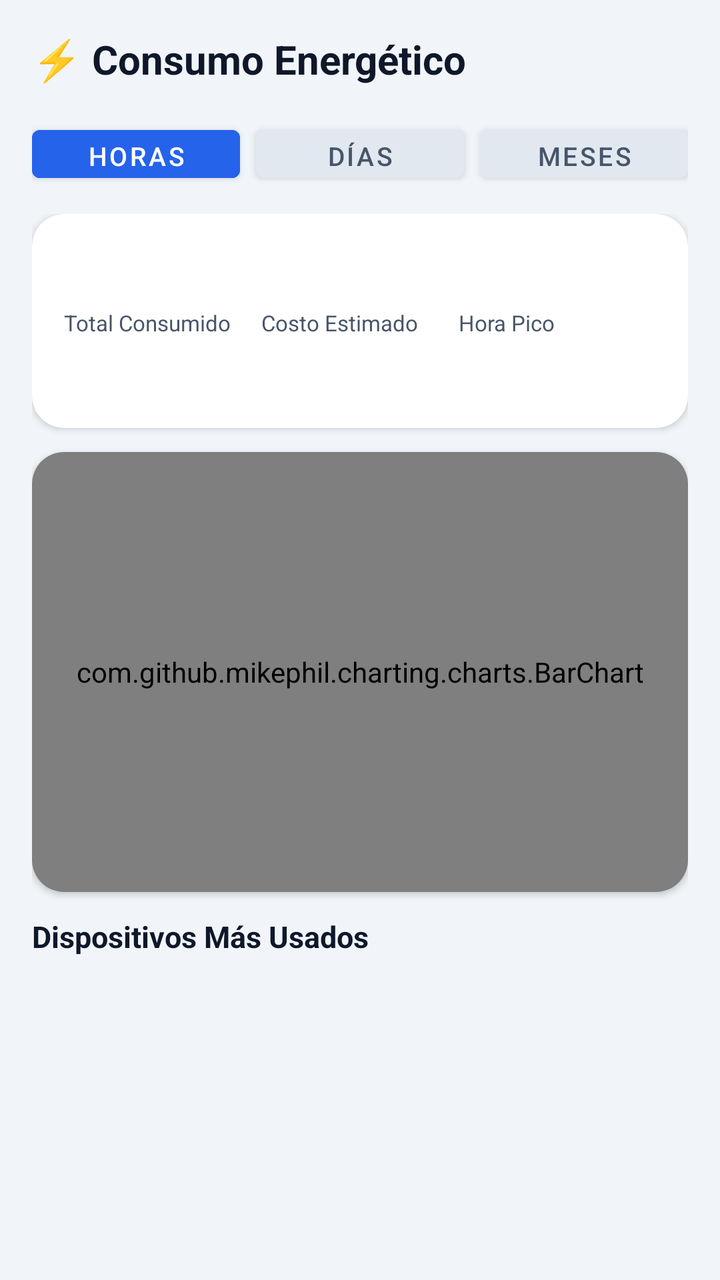
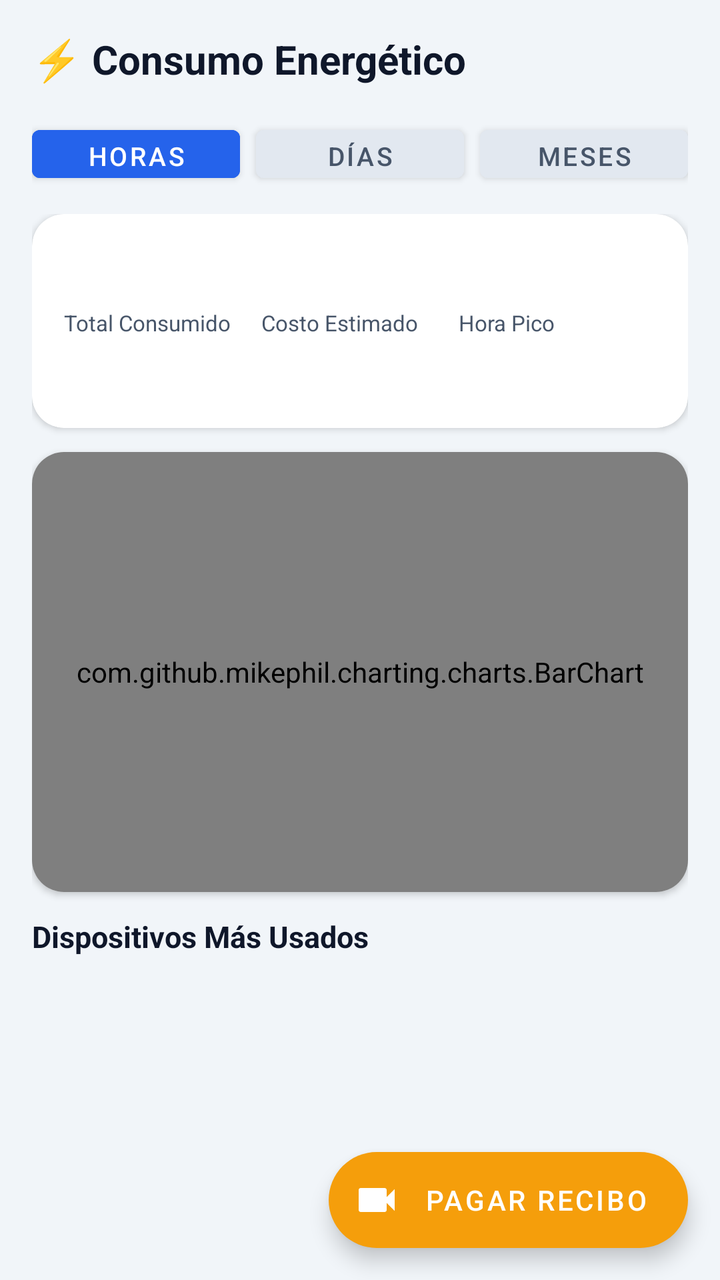

An Android layout rendered at two revisions. The XML below is the earlier revision; the diff shows what the commit changed to produce the second picture.
<!-- AndroidManifest.xml: application theme Theme.SmartHome -->
<!-- res/layout/fragment_energy.xml -->
<?xml version="1.0" encoding="utf-8"?>
<LinearLayout xmlns:android="http://schemas.android.com/apk/res/android"
    xmlns:app="http://schemas.android.com/apk/res-auto"
    android:layout_width="match_parent"
    android:layout_height="match_parent"
    android:orientation="vertical"
    android:background="@color/background">

    
    <LinearLayout
        android:layout_width="match_parent"
        android:layout_height="wrap_content"
        android:orientation="horizontal"
        android:padding="16dp"
        android:gravity="center_vertical">
        <TextView android:text="⚡ Consumo Energético"
            android:textSize="20sp" android:textStyle="bold" android:textColor="@color/text_primary"
            android:layout_width="wrap_content" android:layout_height="wrap_content" />
    </LinearLayout>

    
    <LinearLayout
        android:layout_width="match_parent"
        android:layout_height="wrap_content"
        android:orientation="horizontal"
        android:paddingHorizontal="16dp"
        android:layout_marginBottom="12dp">
        <Button android:id="@+id/btn_hourly"
            android:layout_width="0dp" android:layout_height="36dp" android:layout_weight="1"
            android:text="Horas" android:textSize="13sp" android:layout_marginEnd="4dp"
            android:backgroundTint="@color/primary" android:textColor="@android:color/white" />
        <Button android:id="@+id/btn_daily"
            android:layout_width="0dp" android:layout_height="36dp" android:layout_weight="1"
            android:text="Días" android:textSize="13sp" android:layout_marginHorizontal="4dp"
            android:backgroundTint="@color/surface_variant" android:textColor="@color/text_secondary" />
        <Button android:id="@+id/btn_monthly"
            android:layout_width="0dp" android:layout_height="36dp" android:layout_weight="1"
            android:text="Meses" android:textSize="13sp" android:layout_marginStart="4dp"
            android:backgroundTint="@color/surface_variant" android:textColor="@color/text_secondary" />
    </LinearLayout>

    <ScrollView android:layout_width="match_parent" android:layout_height="0dp" android:layout_weight="1">
        <LinearLayout android:layout_width="match_parent" android:layout_height="wrap_content"
            android:orientation="vertical" android:paddingHorizontal="16dp">

            
            <androidx.cardview.widget.CardView
                android:layout_width="match_parent" android:layout_height="wrap_content"
                android:layout_marginBottom="12dp"
                app:cardCornerRadius="16dp" app:cardElevation="2dp" app:cardBackgroundColor="@color/surface">
                <LinearLayout android:layout_width="match_parent" android:layout_height="wrap_content"
                    android:orientation="vertical" android:padding="16dp">
                    <TextView android:id="@+id/tv_period_title"
                        android:textSize="14sp" android:textStyle="bold" android:textColor="@color/text_primary"
                        android:layout_marginBottom="12dp"
                        android:layout_width="wrap_content" android:layout_height="wrap_content" />
                    <LinearLayout android:layout_width="match_parent" android:layout_height="wrap_content"
                        android:orientation="horizontal">
                        <LinearLayout android:layout_width="0dp" android:layout_height="wrap_content"
                            android:layout_weight="1" android:orientation="vertical">
                            <TextView android:text="Total Consumido" android:textSize="11sp"
                                android:textColor="@color/text_secondary"
                                android:layout_width="wrap_content" android:layout_height="wrap_content" />
                            <TextView android:id="@+id/tv_total_kwh" android:textSize="22sp"
                                android:textStyle="bold" android:textColor="@color/primary"
                                android:layout_width="wrap_content" android:layout_height="wrap_content" />
                        </LinearLayout>
                        <LinearLayout android:layout_width="0dp" android:layout_height="wrap_content"
                            android:layout_weight="1" android:orientation="vertical">
                            <TextView android:text="Costo Estimado" android:textSize="11sp"
                                android:textColor="@color/text_secondary"
                                android:layout_width="wrap_content" android:layout_height="wrap_content" />
                            <TextView android:id="@+id/tv_total_cost" android:textSize="22sp"
                                android:textStyle="bold" android:textColor="@color/accent"
                                android:layout_width="wrap_content" android:layout_height="wrap_content" />
                        </LinearLayout>
                        <LinearLayout android:layout_width="0dp" android:layout_height="wrap_content"
                            android:layout_weight="1" android:orientation="vertical">
                            <TextView android:text="Hora Pico" android:textSize="11sp"
                                android:textColor="@color/text_secondary"
                                android:layout_width="wrap_content" android:layout_height="wrap_content" />
                            <TextView android:id="@+id/tv_peak_info" android:textSize="12sp"
                                android:textStyle="bold" android:textColor="@color/alert_warning"
                                android:layout_width="wrap_content" android:layout_height="wrap_content" />
                        </LinearLayout>
                    </LinearLayout>
                </LinearLayout>
            </androidx.cardview.widget.CardView>

            
            <androidx.cardview.widget.CardView
                android:layout_width="match_parent" android:layout_height="wrap_content"
                android:layout_marginBottom="12dp"
                app:cardCornerRadius="16dp" app:cardElevation="2dp" app:cardBackgroundColor="@color/surface">
                <com.github.mikephil.charting.charts.BarChart
                    android:id="@+id/bar_chart"
                    android:layout_width="match_parent"
                    android:layout_height="220dp"
                    android:padding="12dp" />
            </androidx.cardview.widget.CardView>

            
            <TextView android:text="Dispositivos Más Usados"
                android:textSize="15sp" android:textStyle="bold" android:textColor="@color/text_primary"
                android:layout_marginBottom="10dp"
                android:layout_width="wrap_content" android:layout_height="wrap_content" />

            
            <androidx.recyclerview.widget.RecyclerView
                android:id="@+id/rv_device_usage"
                android:layout_width="match_parent"
                android:layout_height="wrap_content"
                android:nestedScrollingEnabled="false" />

            <View android:layout_width="match_parent" android:layout_height="16dp" />
        </LinearLayout>
    </ScrollView>
</LinearLayout>
<!-- resources referenced by this layout -->
<resources>
  <color name="accent">#F59E0B</color>
  <color name="alert_warning">#D97706</color>
  <color name="background">#F1F5F9</color>
  <color name="primary">#2563EB</color>
  <color name="surface">#FFFFFF</color>
  <color name="surface_variant">#E2E8F0</color>
  <color name="text_primary">#0F172A</color>
  <color name="text_secondary">#475569</color>
  <style name="Theme.SmartHome" parent="Theme.MaterialComponents.DayNight.NoActionBar">
          <item name="colorPrimary">@color/primary</item>
          <item name="colorPrimaryVariant">@color/primary_dark</item>
          <item name="colorOnPrimary">@android:color/white</item>
          <item name="colorSecondary">@color/accent</item>
          <item name="colorOnSecondary">@android:color/black</item>
          <item name="android:colorBackground">@color/background</item>
          <item name="android:statusBarColor">@color/background</item>
          <item name="android:windowLightStatusBar">true</item>
          <item name="android:navigationBarColor">@color/surface</item>
      </style>
  <color name="primary_dark">#1E40AF</color>
</resources>

<!-- the commit's change to res/layout/fragment_energy.xml (unified diff, before → after) -->
@@ -1,22 +1,26 @@
 <?xml version="1.0" encoding="utf-8"?>
-<LinearLayout xmlns:android="http://schemas.android.com/apk/res/android"
+<FrameLayout xmlns:android="http://schemas.android.com/apk/res/android"
     xmlns:app="http://schemas.android.com/apk/res-auto"
     android:layout_width="match_parent"
-    android:layout_height="match_parent"
-    android:orientation="vertical"
-    android:background="@color/background">
+    android:layout_height="match_parent">
 
-    
     <LinearLayout
         android:layout_width="match_parent"
-        android:layout_height="wrap_content"
-        android:orientation="horizontal"
-        android:padding="16dp"
-        android:gravity="center_vertical">
-        <TextView android:text="⚡ Consumo Energético"
-            android:textSize="20sp" android:textStyle="bold" android:textColor="@color/text_primary"
-            android:layout_width="wrap_content" android:layout_height="wrap_content" />
-    </LinearLayout>
+        android:layout_height="match_parent"
+        android:orientation="vertical"
+        android:background="@color/background">
+
+        
+        <LinearLayout
+            android:layout_width="match_parent"
+            android:layout_height="wrap_content"
+            android:orientation="horizontal"
+            android:padding="16dp"
+            android:gravity="center_vertical">
+            <TextView android:text="⚡ Consumo Energético"
+                android:textSize="20sp" android:textStyle="bold" android:textColor="@color/text_primary"
+                android:layout_width="wrap_content" android:layout_height="wrap_content" />
+        </LinearLayout>
 
     
     <LinearLayout
@@ -115,4 +119,18 @@
             <View android:layout_width="match_parent" android:layout_height="16dp" />
         </LinearLayout>
     </ScrollView>
-</LinearLayout>
+    </LinearLayout>
+
+    <com.google.android.material.floatingactionbutton.ExtendedFloatingActionButton
+        android:id="@+id/btn_scan_bill"
+        android:layout_width="wrap_content"
+        android:layout_height="wrap_content"
+        android:layout_gravity="bottom|end"
+        android:layout_margin="16dp"
+        android:text="Pagar Recibo"
+        app:icon="@drawable/ic_camera"
+        android:textColor="@android:color/white"
+        app:iconTint="@android:color/white"
+        app:backgroundTint="@color/accent" />
+
+</FrameLayout>
<!-- resource entries referenced after the edit -->
@@ -8,6 +8,10 @@
   <color name="surface_variant">#E2E8F0</color>
   <color name="text_primary">#0F172A</color>
   <color name="text_secondary">#475569</color>
+  <!-- drawable ic_camera (drawable) -->
+  <vector xmlns:android="http://schemas.android.com/apk/res/android" android:width="24dp" android:height="24dp" android:viewportWidth="24" android:viewportHeight="24">
+    <path android:fillColor="#FF000000" android:pathData="M17,10.5V7c0,-0.55 -0.45,-1 -1,-1H4c-0.55,0 -1,0.45 -1,1v10c0,0.55 0.45,1 1,1h12c0.55,0 1,-0.45 1,-1v-3.5l4,4v-11l-4,4z"/>
+  </vector>
   <style name="Theme.SmartHome" parent="Theme.MaterialComponents.DayNight.NoActionBar">
           <item name="colorPrimary">@color/primary</item>
           <item name="colorPrimaryVariant">@color/primary_dark</item>
